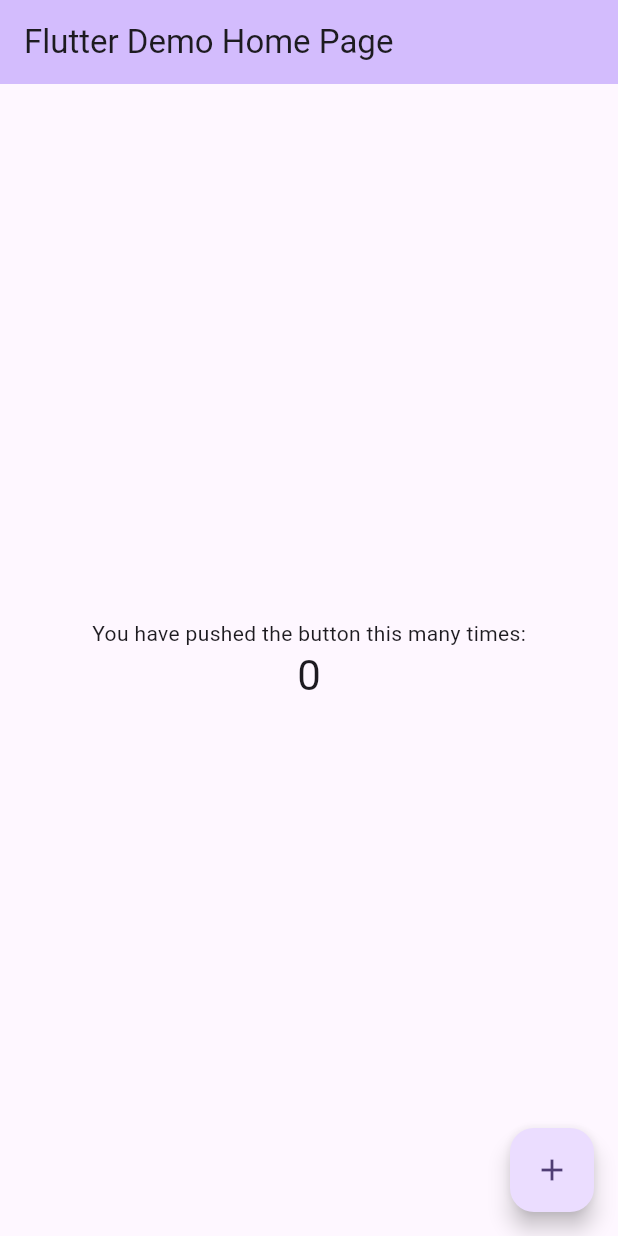
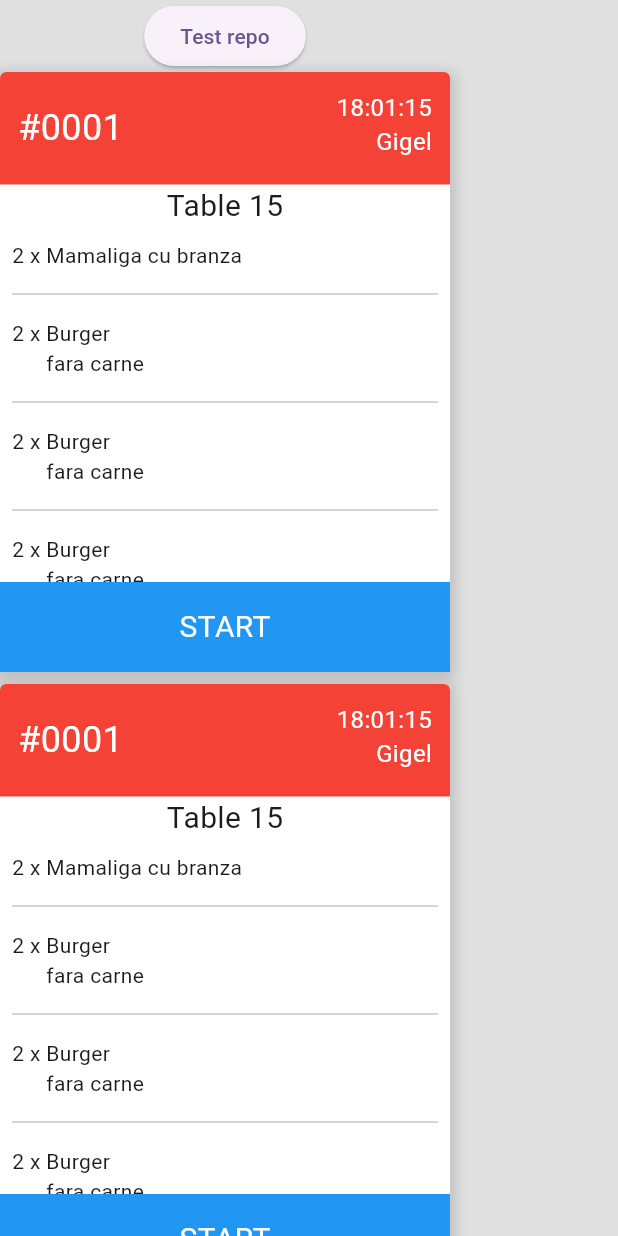
Before and after one commit to Thrauk/Flutter_Kitchen_Display_System_Web_Concept, a Flutter app: the screen it shows after launch, on a phone screen of 412 x 824 dp. Run offline on Flutter 3.47's test engine with Material 3 defaults, Android fonts, the phone set to English and light mode, and no system bars.

Commit message:
Mock order widgets

```diff
--- a/lib/main.dart
+++ b/lib/main.dart
@@ -1,4 +1,5 @@
 import 'package:flutter/material.dart';
+import 'package:kds_sample_project/src/features/orders/index.dart';
 
 void main() {
   runApp(const MyApp());
@@ -31,95 +32,7 @@
         colorScheme: ColorScheme.fromSeed(seedColor: Colors.deepPurple),
         useMaterial3: true,
       ),
-      home: const MyHomePage(title: 'Flutter Demo Home Page'),
+      home: const OrdersPage(),
     );
   }
 }
-
-class MyHomePage extends StatefulWidget {
-  const MyHomePage({super.key, required this.title});
-
-  // This widget is the home page of your application. It is stateful, meaning
-  // that it has a State object (defined below) that contains fields that affect
-  // how it looks.
-
-  // This class is the configuration for the state. It holds the values (in this
-  // case the title) provided by the parent (in this case the App widget) and
-  // used by the build method of the State. Fields in a Widget subclass are
-  // always marked "final".
-
-  final String title;
-
-  @override
-  State<MyHomePage> createState() => _MyHomePageState();
-}
-
-class _MyHomePageState extends State<MyHomePage> {
-  int _counter = 0;
-
-  void _incrementCounter() {
-    setState(() {
-      // This call to setState tells the Flutter framework that something has
-      // changed in this State, which causes it to rerun the build method below
-      // so that the display can reflect the updated values. If we changed
-      // _counter without calling setState(), then the build method would not be
-      // called again, and so nothing would appear to happen.
-      _counter++;
-    });
-  }
-
-  @override
-  Widget build(BuildContext context) {
-    // This method is rerun every time setState is called, for instance as done
-    // by the _incrementCounter method above.
-    //
-    // The Flutter framework has been optimized to make rerunning build methods
-    // fast, so that you can just rebuild anything that needs updating rather
-    // than having to individually change instances of widgets.
-    return Scaffold(
-      appBar: AppBar(
-        // TRY THIS: Try changing the color here to a specific color (to
-        // Colors.amber, perhaps?) and trigger a hot reload to see the AppBar
-        // change color while the other colors stay the same.
-        backgroundColor: Theme.of(context).colorScheme.inversePrimary,
-        // Here we take the value from the MyHomePage object that was created by
-        // the App.build method, and use it to set our appbar title.
-        title: Text(widget.title),
-      ),
-      body: Center(
-        // Center is a layout widget. It takes a single child and positions it
-        // in the middle of the parent.
-        child: Column(
-          // Column is also a layout widget. It takes a list of children and
-          // arranges them vertically. By default, it sizes itself to fit its
-          // children horizontally, and tries to be as tall as its parent.
-          //
-          // Column has various properties to control how it sizes itself and
-          // how it positions its children. Here we use mainAxisAlignment to
-          // center the children vertically; the main axis here is the vertical
-          // axis because Columns are vertical (the cross axis would be
-          // horizontal).
-          //
-          // TRY THIS: Invoke "debug painting" (choose the "Toggle Debug Paint"
-          // action in the IDE, or press "p" in the console), to see the
-          // wireframe for each widget.
-          mainAxisAlignment: MainAxisAlignment.center,
-          children: <Widget>[
-            const Text(
-              'You have pushed the button this many times:',
-            ),
-            Text(
-              '$_counter',
-              style: Theme.of(context).textTheme.headlineMedium,
-            ),
-          ],
-        ),
-      ),
-      floatingActionButton: FloatingActionButton(
-        onPressed: _incrementCounter,
-        tooltip: 'Increment',
-        child: const Icon(Icons.add),
-      ), // This trailing comma makes auto-formatting nicer for build methods.
-    );
-  }
-}
--- a/lib/src/features/orders/data/DTOs/order_dto.dart
+++ b/lib/src/features/orders/data/DTOs/order_dto.dart
@@ -54,4 +54,9 @@ class OrderDTO {
       'data_comanda': dataComanda,
     };
   }
+
+  @override
+  String toString() {
+    return 'OrderDTO{idOspatar: $idOspatar, idComanda: $idComanda, numeOspatar: $numeOspatar, tipComanda: $tipComanda, tableNo: $tableNo, valoareComanda: $valoareComanda, observatiiComanda: $observatiiComanda, produseComanda: $produseComanda, numarComanda: $numarComanda, dataComanda: $dataComanda}';
+  }
 }
--- a/lib/src/features/orders/data/DTOs/orders_dto.dart
+++ b/lib/src/features/orders/data/DTOs/orders_dto.dart
@@ -16,4 +16,8 @@ class OrdersDTO {
     );
   }
 
+  @override
+  String toString() {
+    return 'OrdersDTO{status: $status, data: $data}';
+  }
 }
--- a/lib/src/features/orders/data/repository/order_repository.dart
+++ b/lib/src/features/orders/data/repository/order_repository.dart
@@ -7,6 +7,12 @@ class OrderRepository {
 
   static final OrderRepository _singleton = OrderRepository._internal();
 
+  Future<OrdersDTO> getOrders() async {
+    final String response = await rootBundle.loadString('assets/sample_data.json');
+    final jsonData = await json.decode(response) as Map<String, dynamic>;
+    print(OrdersDTO.fromJson(jsonData));
+    return OrdersDTO.fromJson(jsonData);
+  }
 
 
 }
--- a/lib/src/features/orders/domain/models/order_product.dart
+++ b/lib/src/features/orders/domain/models/order_product.dart
@@ -2,44 +2,44 @@ part of orders;
 
 class OrderProduct {
   const OrderProduct({
-    required this.productId,
-    required this.productName,
-    required this.productCategoryId,
-    required this.productCategoryName,
-    required this.productObservations,
-    required this.productQuantity,
-    required this.productPrice,
+    required this.id,
+    required this.name,
+    required this.categoryId,
+    required this.categoryName,
+    required this.observations,
+    required this.quantity,
+    required this.price,
     required this.orderId,
   });
 
   /// The ID of the product. Could differ from client (numeric or alphaNumeric)
-  final String productId;
+  final String id;
   /// The name of the product.
-  final String productName;
+  final String name;
 
-  final String productCategoryId;
-  final String productCategoryName;
+  final String categoryId;
+  final String categoryName;
 
   /// User/Client observations about the product?
-  final String productObservations;
+  final String observations;
 
   /// How many items of this product are in the order
-  final int productQuantity;
+  final int quantity;
   /// The price for each individual item.
-  final double productPrice;
+  final double price;
 
   /// The corresponding ID for this order.
   final String orderId;
 
   static OrderProduct fromDTO(OrderProductDTO dto) {
     return OrderProduct(
-      productId: dto.idProdus,
-      productName: dto.denumireProdus,
-      productCategoryId: dto.idCategorieProdus,
-      productCategoryName: dto.denumireCategorieProdus,
-      productObservations: dto.observatiiProdus,
-      productQuantity: dto.cantitateProdus,
-      productPrice: dto.pretProdus,
+      id: dto.idProdus,
+      name: dto.denumireProdus,
+      categoryId: dto.idCategorieProdus,
+      categoryName: dto.denumireCategorieProdus,
+      observations: dto.observatiiProdus,
+      quantity: dto.cantitateProdus,
+      price: dto.pretProdus,
       orderId: dto.idComanda.toString(),
     );
   }
--- a/lib/src/features/orders/index.dart
+++ b/lib/src/features/orders/index.dart
@@ -1,6 +1,9 @@
 library orders;
 
-import 'package:intl/intl.dart';
+import 'dart:convert';
+
+import 'package:flutter/material.dart';
+import 'package:flutter/services.dart';
 
 part 'data/DTOs/order_dto.dart';
 part 'data/DTOs/order_product_dto.dart';
@@ -8,3 +11,6 @@ part 'data/DTOs/orders_dto.dart';
 part 'data/repository/order_repository.dart';
 part 'domain/models/order.dart';
 part 'domain/models/order_product.dart';
+part 'presentation/orders_page.dart';
+part 'presentation/widgets/order_item_widget.dart';
+part 'presentation/widgets/order_product_item.dart';
--- a/lib/src/features/orders/presentation/orders_page.dart
+++ b/lib/src/features/orders/presentation/orders_page.dart
@@ -1,5 +1,31 @@
 part of orders;
 
-class OrdersPage {
+class OrdersPage extends StatefulWidget {
+  const OrdersPage({super.key});
 
+  @override
+  State<OrdersPage> createState() => _OrdersPageState();
 }
+
+class _OrdersPageState extends State<OrdersPage> {
+  @override
+  Widget build(BuildContext context) {
+    return Scaffold(
+      backgroundColor: Colors.black12,
+      body: Column(
+        children: [
+          ElevatedButton(
+            onPressed: () async {
+              final ordersDTO = await OrderRepository().getOrders();
+              final orders = Order.fromDTO(ordersDTO.data.first);
+            },
+            child: Text('Test repo'),
+          ),
+          OrderItemWidget(),
+          const SizedBox(height: 8),
+          OrderItemWidget(),
+        ],
+      ),
+    );
+  }
+}
--- /dev/null
+++ b/lib/src/features/orders/presentation/widgets/order_item_widget.dart
@@ -0,0 +1,180 @@
+part of orders;
+
+class OrderItemWidget extends StatefulWidget {
+  const OrderItemWidget({super.key});
+
+  @override
+  State<OrderItemWidget> createState() => _OrderItemWidgetState();
+}
+
+class _OrderItemWidgetState extends State<OrderItemWidget> {
+  final orderItems = [
+    OrderProduct(
+      id: '551',
+      name: 'Mamaliga cu branza',
+      categoryId: '5',
+      categoryName: 'Minuturi',
+      observations: '',
+      quantity: 2,
+      price: 18.0,
+      orderId: '55',
+    ),
+    OrderProduct(
+      id: '551',
+      name: 'Burger',
+      categoryId: '5',
+      categoryName: 'burger',
+      observations: 'fara carne',
+      quantity: 2,
+      price: 18.0,
+      orderId: '55',
+    ),
+    OrderProduct(
+      id: '551',
+      name: 'Burger',
+      categoryId: '5',
+      categoryName: 'burger',
+      observations: 'fara carne',
+      quantity: 2,
+      price: 18.0,
+      orderId: '55',
+    ),
+    OrderProduct(
+      id: '551',
+      name: 'Burger',
+      categoryId: '5',
+      categoryName: 'burger',
+      observations: 'fara carne',
+      quantity: 2,
+      price: 18.0,
+      orderId: '55',
+    ),
+    OrderProduct(
+      id: '551',
+      name: 'Burger',
+      categoryId: '5',
+      categoryName: 'burger',
+      observations: 'fara carne',
+      quantity: 2,
+      price: 18.0,
+      orderId: '55',
+    ),
+    OrderProduct(
+      id: '551',
+      name: 'Burger',
+      categoryId: '5',
+      categoryName: 'burger',
+      observations: 'fara carne',
+      quantity: 2,
+      price: 18.0,
+      orderId: '55',
+    ),
+  ];
+
+  @override
+  Widget build(BuildContext context) {
+    return Container(
+      height: 400,
+      width: 300,
+      decoration: BoxDecoration(
+        color: Colors.white,
+        borderRadius: const BorderRadius.only(
+          topLeft: Radius.circular(4),
+          topRight: Radius.circular(4),
+          bottomLeft: Radius.circular(4),
+          bottomRight: Radius.circular(4),
+        ),
+        boxShadow: [
+          BoxShadow(
+            color: Colors.grey.withOpacity(0.5),
+            spreadRadius: 3,
+            blurRadius: 7,
+            offset: const Offset(0, 3), // changes position of shadow
+          ),
+        ],
+      ),
+      child: Column(
+        children: [
+          Container(
+            height: 75,
+            width: double.infinity,
+            decoration: const BoxDecoration(
+              color: Colors.red,
+              borderRadius: BorderRadius.only(
+                topLeft: Radius.circular(4),
+                topRight: Radius.circular(4),
+              ),
+            ),
+            child: const Padding(
+              padding: EdgeInsets.all(12.0),
+              child: Row(
+                mainAxisAlignment: MainAxisAlignment.spaceBetween,
+                children: [
+                  Text(
+                    '#0001',
+                    style: TextStyle(
+                      color: Colors.white,
+                      fontSize: 24,
+                    ),
+                  ),
+                  Column(
+                    crossAxisAlignment: CrossAxisAlignment.end,
+                    children: [
+                      Text(
+                        '18:01:15',
+                        style: TextStyle(
+                          color: Colors.white,
+                          fontSize: 16,
+                        ),
+                      ),
+                      Text(
+                        'Gigel',
+                        style: TextStyle(
+                          color: Colors.white,
+                          fontSize: 16,
+                        ),
+                      ),
+                    ],
+                  ),
+                ],
+              ),
+            ),
+          ),
+          const Text(
+            "Table 15",
+            style: TextStyle(fontSize: 20),
+          ),
+          Expanded(
+            child: ListView.separated(
+              itemBuilder: (BuildContext context, int index) {
+                return OrderProductItem(
+                  product: orderItems[index],
+                );
+              },
+              separatorBuilder: (BuildContext context, int index) {
+                return const Padding(
+                  padding: EdgeInsets.symmetric(horizontal: 8.0),
+                  child: Divider(),
+                );
+              },
+              itemCount: orderItems.length,
+            ),
+          ),
+          Container(
+            height: 60,
+            color: Colors.blue,
+            child: Center(
+              child: Text(
+                'START',
+                style: TextStyle(
+                  fontSize: 20,
+                  color: Colors.white,
+                ),
+              ),
+            ),
+          ),
+        ],
+      ),
+    );
+  }
+}
--- /dev/null
+++ b/lib/src/features/orders/presentation/widgets/order_product_item.dart
@@ -0,0 +1,40 @@
+part of orders;
+
+class OrderProductItem extends StatefulWidget {
+  const OrderProductItem({
+    super.key,
+    required this.product,
+  });
+
+  final OrderProduct product;
+
+  @override
+  State<OrderProductItem> createState() => _OrderProductItemState();
+}
+
+class _OrderProductItemState extends State<OrderProductItem> {
+  @override
+  Widget build(BuildContext context) {
+    return SizedBox(
+      width: double.maxFinite,
+      child: Padding(
+        padding: const EdgeInsets.all(8.0),
+        child: Row(
+          crossAxisAlignment: CrossAxisAlignment.start,
+          children: [
+            Text('${widget.product.quantity} x '),
+            Column(
+              crossAxisAlignment: CrossAxisAlignment.start,
+              children: [
+                Text('${widget.product.name}'),
+                if(widget.product.observations.isNotEmpty)
+                  Text('${widget.product.observations}'),
+              ],
+            ),
+
+          ],
+        ),
+      ),
+    );
+  }
+}
--- /dev/null
+++ b/lib/src/style/index.dart
@@ -0,0 +1,6 @@
+library style;
+
+import 'dart:ui';
+
+part 'kds_text_styles.dart';
+part 'kds_colors.dart';
--- /dev/null
+++ b/lib/src/style/kds_colors.dart
@@ -0,0 +1,7 @@
+part of style;
+
+
+class KDSColors {
+
+  static const Color black = Color(0xff0D0D0D);
+}
--- /dev/null
+++ b/lib/src/style/kds_text_styles.dart
@@ -0,0 +1,14 @@
+part of style;
+
+
+class KDSTextStyles {
+
+  static TextStyle h1({
+    Color? color = KDSColors.black,
+    TextDecoration? decoration,
+  }) {
+    return TextStyle(
+
+    );
+  }
+}
--- a/pubspec.yaml
+++ b/pubspec.yaml
@@ -13,6 +13,7 @@ dependencies:
     sdk: flutter
   cupertino_icons: ^1.0.6
   intl: ^0.19.0
+  google_fonts: ^6.1.0
 
 dev_dependencies:
   flutter_test:
```
Also changed, not shown: pubspec.lock, 1 other file.
